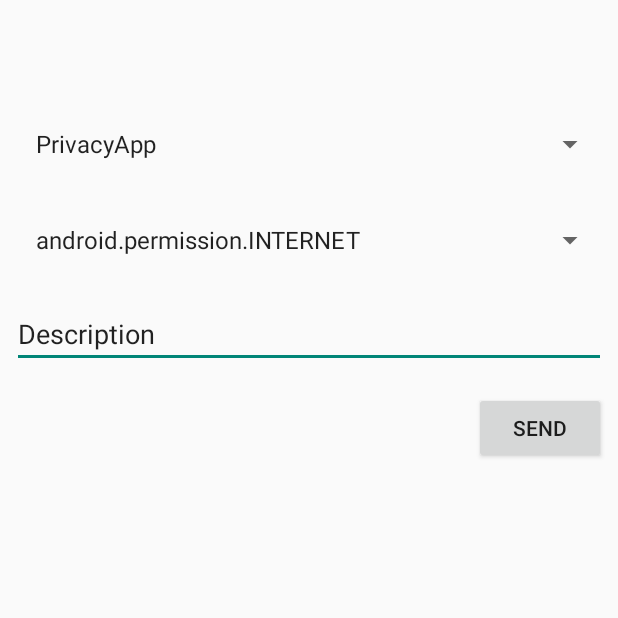
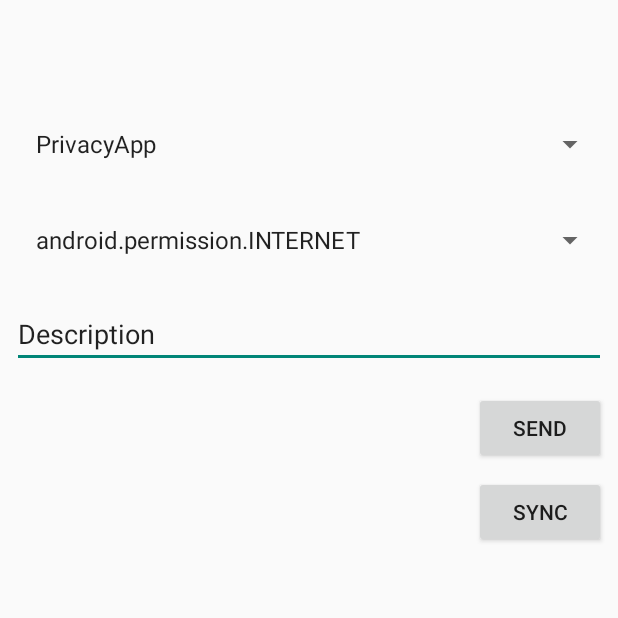
Before and after one commit to emiltang/SEMProject2019, an Android app: the CreateWarningFragment screen opened through its navigation route, after a tap on "SEND", on a phone screen of 412 x 824 dp, the top half of it. Run offline under Robolectric (Android 15) with nearby library versions, the phone set to English and light mode, and no system bars; our stand-ins replace navigation-ui; 3 statements that could not run were skipped.

```diff
--- a/app/src/main/java/com/example/privacyapp/db/AppDatabase.kt
+++ b/app/src/main/java/com/example/privacyapp/db/AppDatabase.kt
@@ -1,16 +1,19 @@
 package com.example.privacyapp.db
-
 
 import android.content.Context
 import androidx.room.Database
 import androidx.room.Room
 import androidx.room.RoomDatabase
+import androidx.room.TypeConverters
 import com.example.privacyapp.model.PrivacyWarning
 
 /**
  * Database abstraction
  */
 @Database(entities = [PrivacyWarning::class], version = 1)
+
+@TypeConverters(Converters::class)
+
 abstract class AppDatabase : RoomDatabase() {
 
     abstract fun privacyWarningDao(): PrivacyWarningDao
--- a/app/src/main/java/com/example/privacyapp/db/PrivacyWarningDao.kt
+++ b/app/src/main/java/com/example/privacyapp/db/PrivacyWarningDao.kt
@@ -1,5 +1,4 @@
 package com.example.privacyapp.db
-
 
 import android.database.Cursor
 import androidx.lifecycle.LiveData
@@ -7,7 +6,6 @@ import androidx.room.Dao
 import androidx.room.Insert
 import androidx.room.Query
 import com.example.privacyapp.model.PrivacyWarning
-
 
 @Dao
 interface PrivacyWarningDao {
--- a/app/src/main/java/com/example/privacyapp/service/NetworkUsageService.kt
+++ b/app/src/main/java/com/example/privacyapp/service/NetworkUsageService.kt
@@ -14,7 +14,6 @@ import androidx.core.os.bundleOf
 import com.example.privacyapp.model.NetworkActivityRecord
 import java.util.*
 import kotlin.collections.ArrayList
-
 
 class NetworkUsageService : JobIntentService() {
 
--- a/app/src/main/java/com/example/privacyapp/ui/AppListAdapter.kt
+++ b/app/src/main/java/com/example/privacyapp/ui/AppListAdapter.kt
@@ -8,7 +8,6 @@ import android.view.ViewGroup
 import androidx.recyclerview.widget.RecyclerView
 import com.example.privacyapp.R
 import kotlinx.android.synthetic.main.app_list_item.view.*
-
 
 class AppListAdapter(
     private val context: Context,
--- a/app/src/main/java/com/example/privacyapp/ui/NetworkViewAdapter.kt
+++ b/app/src/main/java/com/example/privacyapp/ui/NetworkViewAdapter.kt
@@ -9,7 +9,6 @@ import androidx.recyclerview.widget.RecyclerView
 import com.example.privacyapp.R
 import com.example.privacyapp.model.NetworkActivityRecord
 import kotlinx.android.synthetic.main.network_list_item.view.*
-
 
 class NetworkViewAdapter(val context: Context) :
     RecyclerView.Adapter<NetworkViewAdapter.ViewHolder>() {
--- a/app/src/main/java/com/example/privacyapp/ui/PermissionViewAdapter.kt
+++ b/app/src/main/java/com/example/privacyapp/ui/PermissionViewAdapter.kt
@@ -1,5 +1,4 @@
 package com.example.privacyapp.ui
-
 
 import android.content.Context
 import android.content.pm.ApplicationInfo
--- a/app/src/main/java/com/example/privacyapp/ui/fragment/CreateWarningFragment.kt
+++ b/app/src/main/java/com/example/privacyapp/ui/fragment/CreateWarningFragment.kt
@@ -11,6 +11,7 @@ import androidx.work.Data
 import androidx.work.OneTimeWorkRequest
 import androidx.work.WorkManager
 import com.example.privacyapp.R
+import com.example.privacyapp.service.SyncWorker
 import com.example.privacyapp.service.UploadWorker
 import kotlinx.android.synthetic.main.fragment_create_warning.*
 
@@ -19,6 +20,8 @@ class CreateWarningFragment : Fragment(R.layout.fragment_create_warning), Adapte
 
     private lateinit var workManager: WorkManager
 
+    private var selectedApp: ApplicationInfo? = null
+
     private var appNamesList = emptyList<String>()
     private var apps = emptyList<ApplicationInfo>()
 
@@ -26,13 +29,14 @@ class CreateWarningFragment : Fragment(R.layout.fragment_create_warning), Adapte
         super.onViewCreated(view, savedInstanceState)
         appTitleSpinner.onItemSelectedListener = this
         sendButton.setOnClickListener(this)
+        syncButton.setOnClickListener(this)
         workManager = WorkManager.getInstance(context!!)
         loadApplicationInfoToSpinner()
     }
 
-    private fun handleSendButton(view: View) {
+    private fun startUploadWorker() {
         val data = Data.Builder()
-            .putString("app", appTitleSpinner.selectedItem.toString())
+            .putString("app", selectedApp!!.packageName)
             .putString("permission", appPermissionSpinner.selectedItem.toString())
             .putString("description", description.text.toString())
             .build()
@@ -42,8 +46,14 @@ class CreateWarningFragment : Fragment(R.layout.fragment_create_warning), Adapte
 
     override fun onClick(view: View) {
         when (view.id) {
-            R.id.sendButton -> handleSendButton(view)
+            R.id.sendButton -> startUploadWorker()
+            R.id.syncButton -> startSyncWorker()
         }
+    }
+
+    private fun startSyncWorker() {
+        val request = OneTimeWorkRequest.from(SyncWorker::class.java)
+        workManager.enqueue(request)
     }
 
     private fun loadApplicationInfoToSpinner() {
@@ -59,6 +69,7 @@ class CreateWarningFragment : Fragment(R.layout.fragment_create_warning), Adapte
     }
 
     override fun onItemSelected(parent: AdapterView<*>?, view: View?, position: Int, id: Long) {
+        selectedApp = apps[position]
         setAppPermissionSpinner(position)
     }
 
--- a/app/src/main/java/com/example/privacyapp/ui/fragment/PermissionFragment.kt
+++ b/app/src/main/java/com/example/privacyapp/ui/fragment/PermissionFragment.kt
@@ -10,7 +10,6 @@ import androidx.recyclerview.widget.LinearLayoutManager
 import com.example.privacyapp.R
 import com.example.privacyapp.ui.PermissionViewAdapter
 import kotlinx.android.synthetic.main.fragment_permission.*
-
 
 class PermissionFragment : Fragment(R.layout.fragment_permission),
     PermissionViewAdapter.OnListFragmentInteractionListener {
--- a/app/src/main/java/com/example/privacyapp/ui/viewmodel/AppViewModel.kt
+++ b/app/src/main/java/com/example/privacyapp/ui/viewmodel/AppViewModel.kt
@@ -18,9 +18,7 @@ class AppViewModel(
 
     val netData: MutableLiveData<List<NetworkActivityRecord>> get() = _netData
 
-    val warnings: LiveData<List<PrivacyWarning>> by lazy {
-        AppDatabase(this.getApplication()).privacyWarningDao().getAll()
-    }
+    val warnings: LiveData<List<PrivacyWarning>> = AppDatabase(this.getApplication()).privacyWarningDao().getAll()
 
     private val _netData: MutableLiveData<List<NetworkActivityRecord>> by lazy {
         MutableLiveData<List<NetworkActivityRecord>>().also {
--- a/app/src/main/res/layout/fragment_create_warning.xml
+++ b/app/src/main/res/layout/fragment_create_warning.xml
@@ -1,11 +1,13 @@
 <?xml version="1.0" encoding="utf-8"?>
-<androidx.constraintlayout.widget.ConstraintLayout xmlns:android="http://schemas.android.com/apk/res/android"
+<androidx.constraintlayout.widget.ConstraintLayout
+    xmlns:android="http://schemas.android.com/apk/res/android"
     xmlns:app="http://schemas.android.com/apk/res-auto"
     xmlns:tools="http://schemas.android.com/tools"
     android:id="@+id/layout"
     android:layout_width="match_parent"
     android:layout_height="match_parent"
-    tools:context=".ui.fragment.CreateWarningFragment">
+    tools:context=".ui.fragment.CreateWarningFragment"
+>
 
     <Spinner
         android:id="@+id/appTitleSpinner"
@@ -17,7 +19,8 @@
         android:text="Application name"
         app:layout_constraintEnd_toEndOf="parent"
         app:layout_constraintStart_toStartOf="parent"
-        app:layout_constraintTop_toTopOf="parent" />
+        app:layout_constraintTop_toTopOf="parent"
+    />
 
     <Spinner
         android:id="@+id/appPermissionSpinner"
@@ -29,7 +32,8 @@
         android:text="Permissions"
         app:layout_constraintEnd_toEndOf="parent"
         app:layout_constraintStart_toStartOf="parent"
-        app:layout_constraintTop_toBottomOf="@+id/appTitleSpinner" />
+        app:layout_constraintTop_toBottomOf="@+id/appTitleSpinner"
+    />
 
     <EditText
         android:id="@+id/description"
@@ -42,7 +46,8 @@
         android:text="@string/description"
         app:layout_constraintEnd_toEndOf="parent"
         app:layout_constraintStart_toStartOf="parent"
-        app:layout_constraintTop_toBottomOf="@+id/appPermissionSpinner" />
+        app:layout_constraintTop_toBottomOf="@+id/appPermissionSpinner"
+    />
 
     <Button
         android:id="@+id/sendButton"
@@ -52,6 +57,18 @@
         android:layout_marginEnd="8dp"
         android:text="@string/send"
         app:layout_constraintEnd_toEndOf="parent"
-        app:layout_constraintTop_toBottomOf="@+id/description" />
+        app:layout_constraintTop_toBottomOf="@+id/description"
+    />
+
+    <Button
+        android:id="@+id/syncButton"
+        android:layout_width="wrap_content"
+        android:layout_height="wrap_content"
+        android:layout_marginTop="8dp"
+        android:layout_marginEnd="8dp"
+        android:text="Sync"
+        app:layout_constraintEnd_toEndOf="parent"
+        app:layout_constraintTop_toBottomOf="@+id/sendButton"
+    />
 
 </androidx.constraintlayout.widget.ConstraintLayout>
```
Also changed, not shown: app/src/main/java/com/example/privacyapp/PrivacyApp.kt (+0 -18 lines), app/src/main/java/com/example/privacyapp/db/Converters.kt (added, +12 -0 lines), app/src/main/java/com/example/privacyapp/model/PrivacyWarning.kt (+10 -35 lines), app/src/main/java/com/example/privacyapp/service/SyncWorker.kt (+5 -13 lines), app/src/main/java/com/example/privacyapp/service/UploadWorker.kt (+16 -13 lines), app/src/main/java/com/example/privacyapp/ui/fragment/AppDetailFragment.kt (+5 -10 lines), app/src/main/java/com/example/privacyapp/model/NetworkActivityRecord.kt (line endings or trailing spaces).
